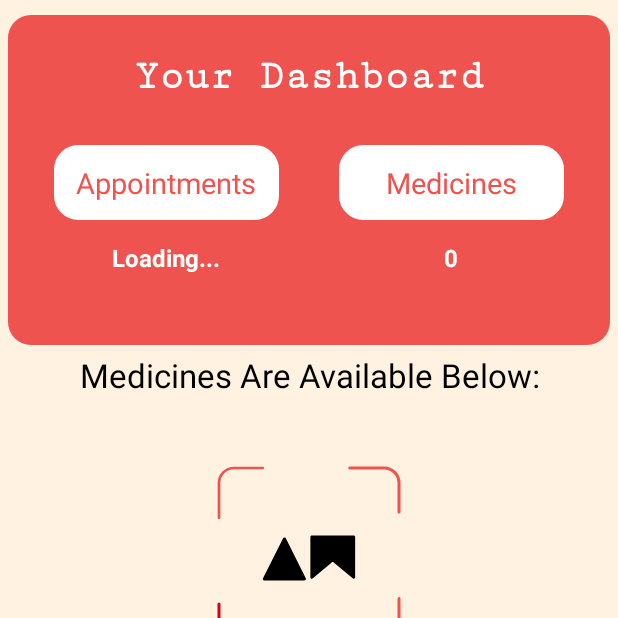
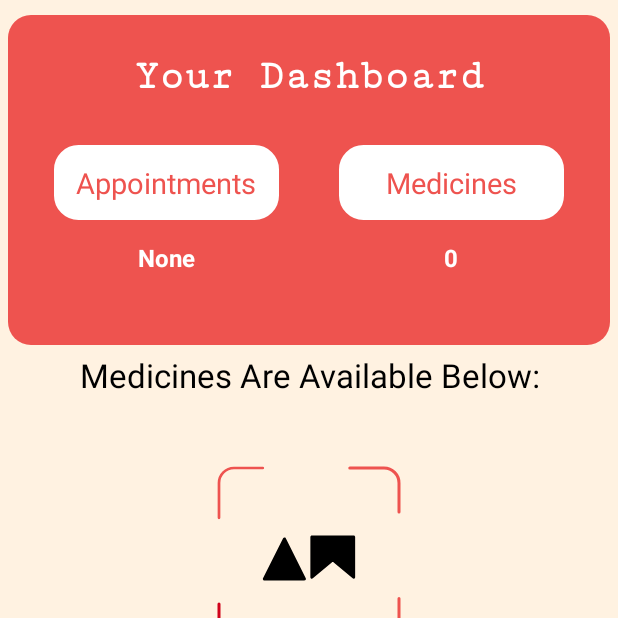
Before and after one commit to anubhav11march/ChillPill, an Android app: the FrontActivity screen opened directly, with no data from a screen before it, on a phone screen of 412 x 824 dp, the top half of it. Run offline under Robolectric (Android 15) with nearby library versions, the phone set to English and light mode, and no system bars; our stand-ins replace Firebase (no records; nobody signed in at launch, a user with empty details on screens opened directly), Volley.

Commit message:
Dashboard Imp.

```diff
--- a/app/src/main/java/com/jyotishapp/chillpill/DetailsActivity.java
+++ b/app/src/main/java/com/jyotishapp/chillpill/DetailsActivity.java
@@ -137,7 +137,7 @@ public class DetailsActivity extends AppCompatActivity {
 
         //appointments reference
         DatabaseReference appoint_ref = ref.child(APPOINTMENTS);
-        appoint_ref.child("Date").setValue("null");
+        appoint_ref.child("Date").setValue("None");
         appoint_ref.child("Remarks").setValue("null");
 
     }
--- a/app/src/main/java/com/jyotishapp/chillpill/FrontActivity.java
+++ b/app/src/main/java/com/jyotishapp/chillpill/FrontActivity.java
@@ -87,7 +87,11 @@ public class FrontActivity extends AppCompatActivity implements TimePickerDialog
         databaseReference.addValueEventListener(new ValueEventListener() {
             @Override
             public void onDataChange(@NonNull DataSnapshot dataSnapshot) {
-                appointment.setText(dataSnapshot.child("Appointments").child("Date").getValue().toString());
+                if (dataSnapshot.child("Appointments").child("Date").getValue() != null )
+                    appointment.setText(dataSnapshot.child("Appointments").child("Date").getValue().toString());
+                else
+                    appointment.setText("None");
+
                 med_left.setText(dataSnapshot.child("Medicines").getChildrenCount()+"");
 //                txt.setText(dataSnapshot.toString());
             }
```
